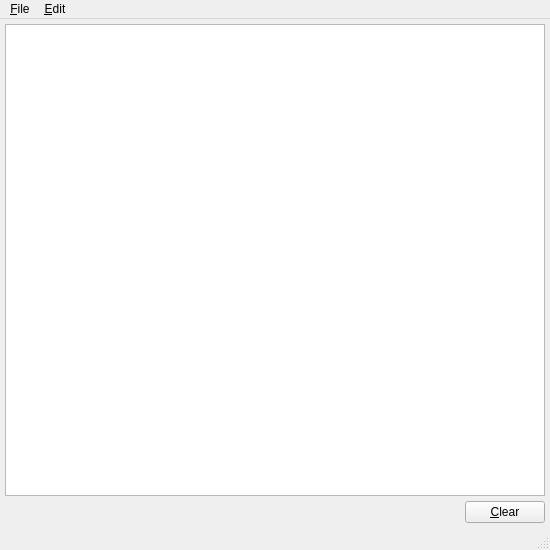
Above: branches/trunk/UI/spot-on-logviewer.ui from textbrowser/spot-on before the change. Below: the same form after it.
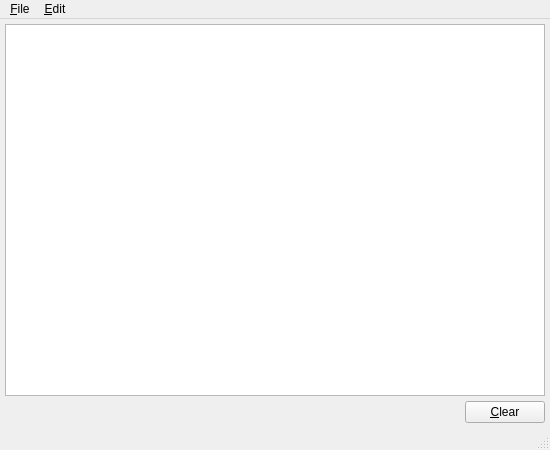
That is the form after the change. Icons and pictures are not drawn.

What changed in the file:
```diff
--- a/branches/trunk/UI/spot-on-logviewer.ui
+++ b/branches/trunk/UI/spot-on-logviewer.ui
@@ -7,7 +7,7 @@
     <x>0</x>
     <y>0</y>
     <width>550</width>
-    <height>550</height>
+    <height>450</height>
    </rect>
   </property>
   <property name="windowIcon">
```
Left out of the diff: 13 changed lines with no effect on the pictures.
